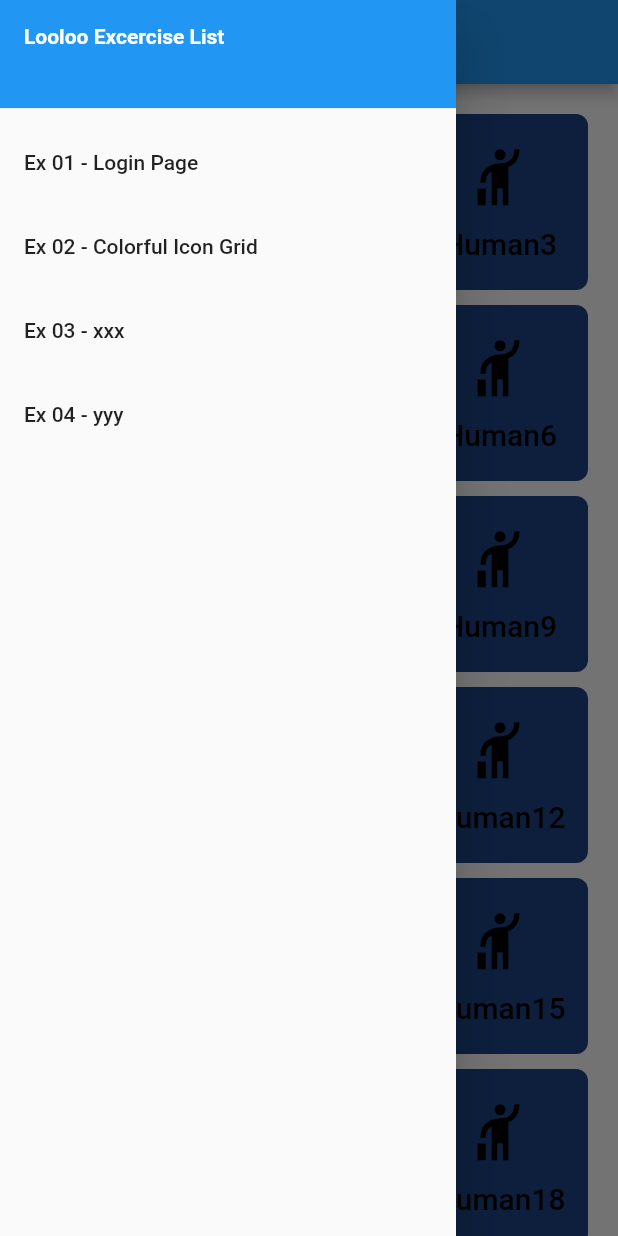
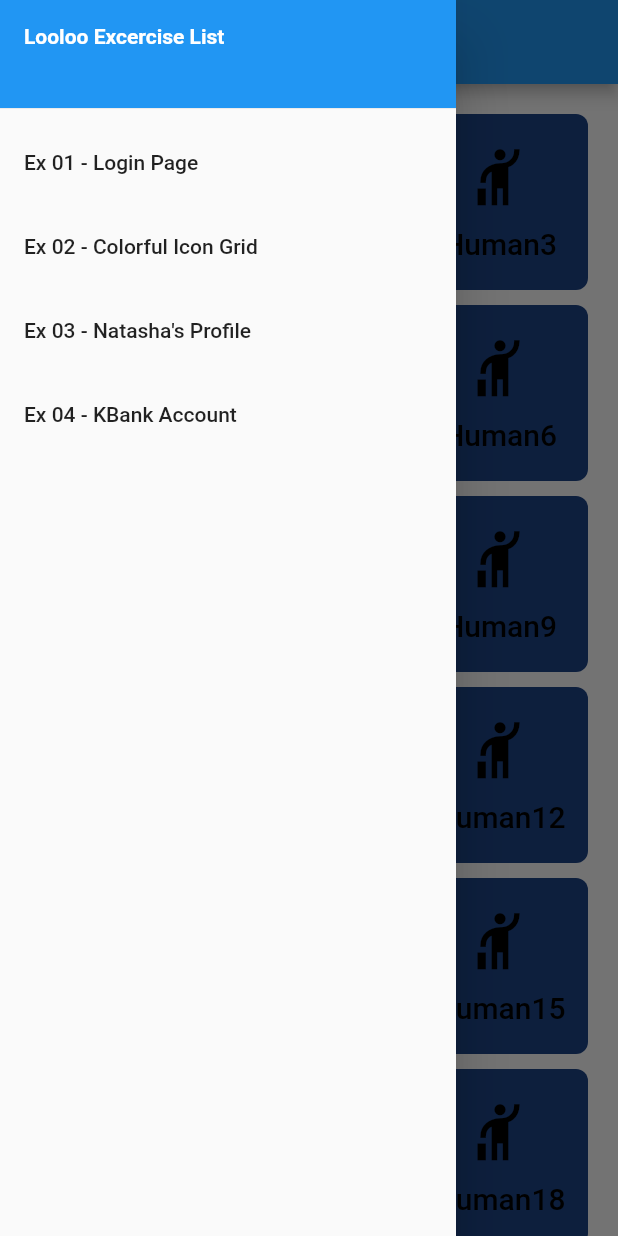
Before and after one commit to worapong-it/looloo-flutter-exercise, a Flutter app: the MyGridViewPage screen opened by its route, with the side drawer open, on a phone screen of 412 x 824 dp. Run offline on Flutter 3.47's test engine with Material 2 defaults, Android fonts, the light colour scheme and no system bars.

Commit message:
add ex03 & 04 name at drawer widget

```diff
--- a/lib/custom_drawer.dart
+++ b/lib/custom_drawer.dart
@@ -28,8 +28,8 @@ class CustomDrawer extends StatelessWidget {
           ),
           NavListTile(text: 'Ex 01 - Login Page', routeName: '/first'),
           NavListTile(text: 'Ex 02 - Colorful Icon Grid', routeName: '/second'),
-          NavListTile(text: 'Ex 03 - xxx', routeName: '/third'),
-          NavListTile(text: 'Ex 04 - yyy', routeName: '/forth'),
+          NavListTile(text: 'Ex 03 - Natasha\'s Profile', routeName: '/third'),
+          NavListTile(text: 'Ex 04 - KBank Account', routeName: '/forth'),
         ],
       ),
     );
```
